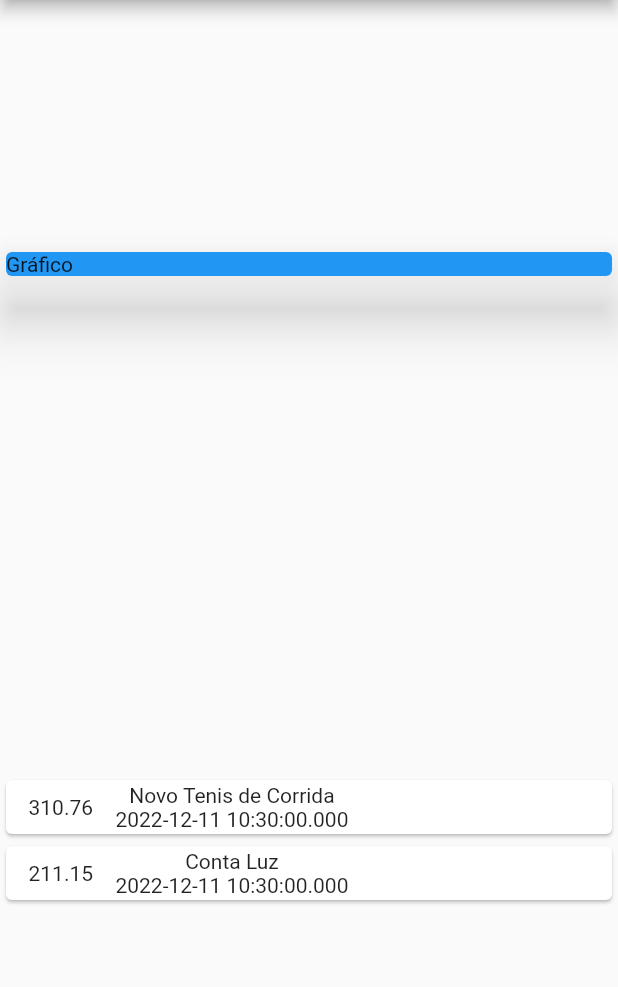
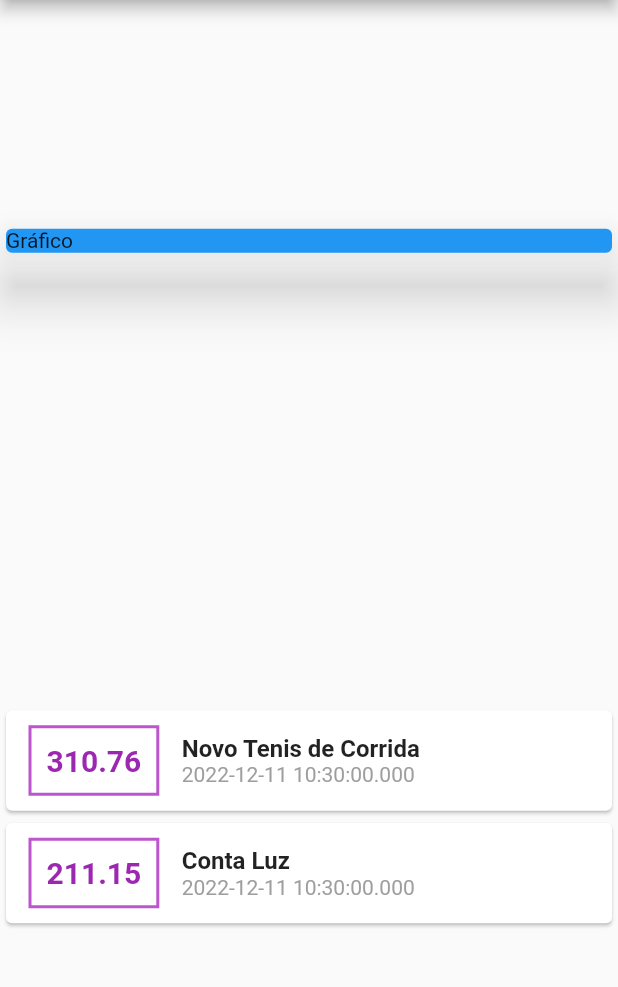
Before and after one commit to marcofontel/FlutterProject, a Flutter app: the screen it shows after launch, on a phone screen of 412 x 824 dp, the part 84-1071 px from its top. Run offline on Flutter 3.47's test engine with Material 2 defaults, Android fonts, the phone set to English and light mode, and no system bars.

Commit message:
Ajustando estilos do titulo e data

```diff
--- a/despesas/lib/main.dart
+++ b/despesas/lib/main.dart
@@ -54,14 +54,38 @@ class MyHomePage extends StatelessWidget {
                           horizontal: 15,
                           vertical: 10,
                         ),
+                        decoration: BoxDecoration(
+                          border: Border.all(
+                            color: Color.fromARGB(255, 188, 85, 206),
+                            width: 2,
+                          ),
+                        ),
+                        padding: EdgeInsets.all(10),
                         child: Text(
                           e.value.toString(),
+                          style: TextStyle(
+                            fontWeight: FontWeight.bold,
+                            fontSize: 20,
+                            color: Colors.purple,
+                          ),
                         ),
                       ),
                       Column(
+                        crossAxisAlignment: CrossAxisAlignment.start,
                         children: <Widget>[
-                          Text(e.title),
-                          Text(e.date.toString())
+                          Text(
+                            e.title,
+                            style: TextStyle(
+                              fontSize: 16,
+                              fontWeight: FontWeight.bold,
+                            ),
+                          ),
+                          Text(
+                            e.date.toString(),
+                            style: TextStyle(
+                              color: Colors.grey,
+                            ),
+                          )
                         ],
                       )
                     ],
```
